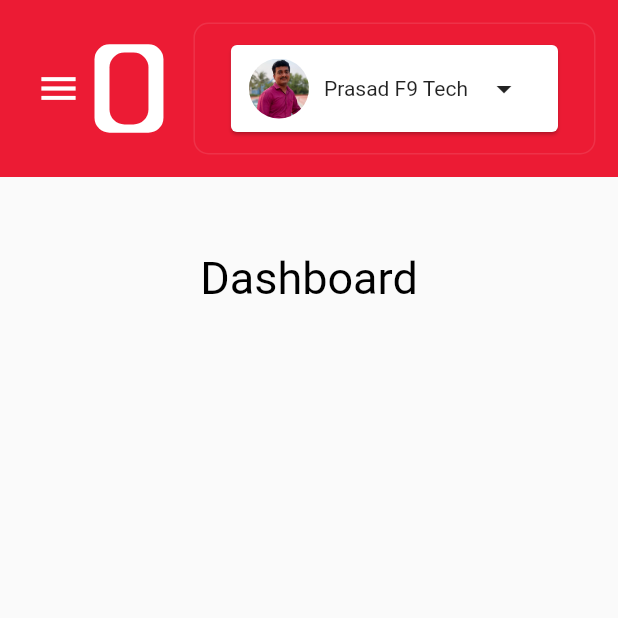
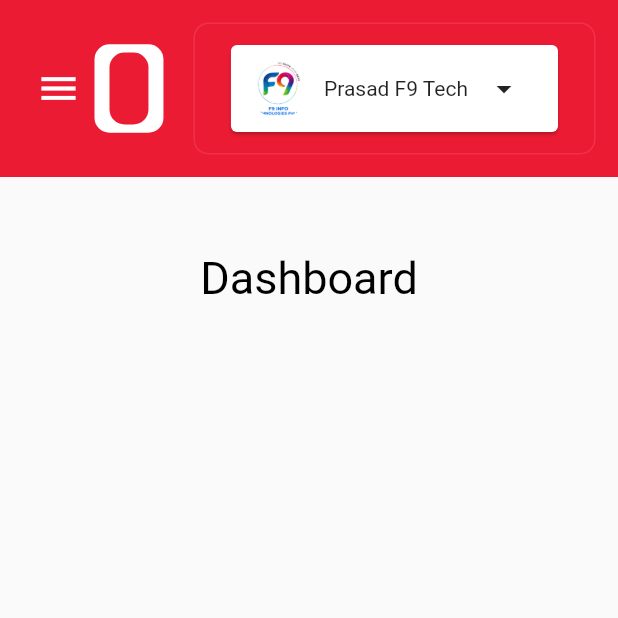
Before and after one commit to F9info/f9_flutter_web_admin_dashboard, a Flutter app: the screen it shows after launch, on a phone screen of 412 x 824 dp, the top half of it. Run offline on Flutter 3.47's test engine with Material 2 defaults, Android fonts, the phone set to English and light mode, and no system bars; our stand-ins replace flutter_svg.

```diff
--- a/lib/screens/layouts/header.dart
+++ b/lib/screens/layouts/header.dart
@@ -77,7 +77,7 @@ class ProfileCard extends StatelessWidget {
                     ClipRRect(
                       borderRadius: BorderRadius.circular(45),
                       child: Image.asset(
-                        "assets/images/varaprasad.jpg",
+                        "assets/images/F9_F_Breaked_full name-01.jpg",
                         width: 40,
                         height: 40,
                         fit: BoxFit.cover,
```
Also changed, not shown: assets/images/F9_F_Breaked_full name-01.jpg (added).
